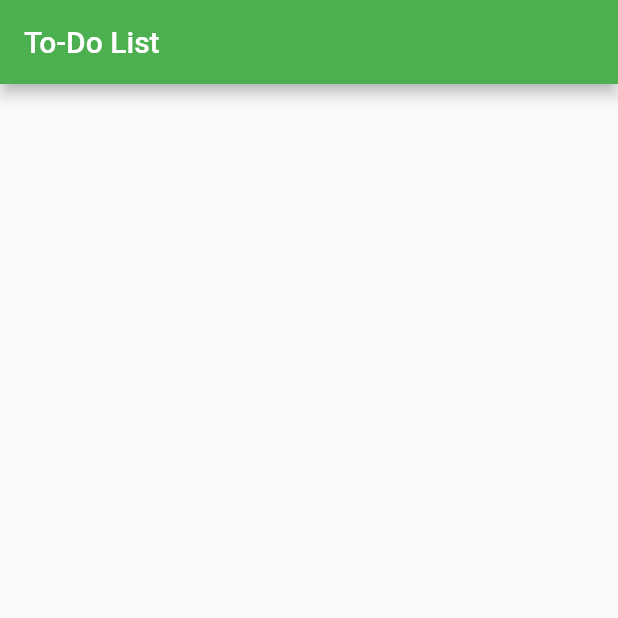
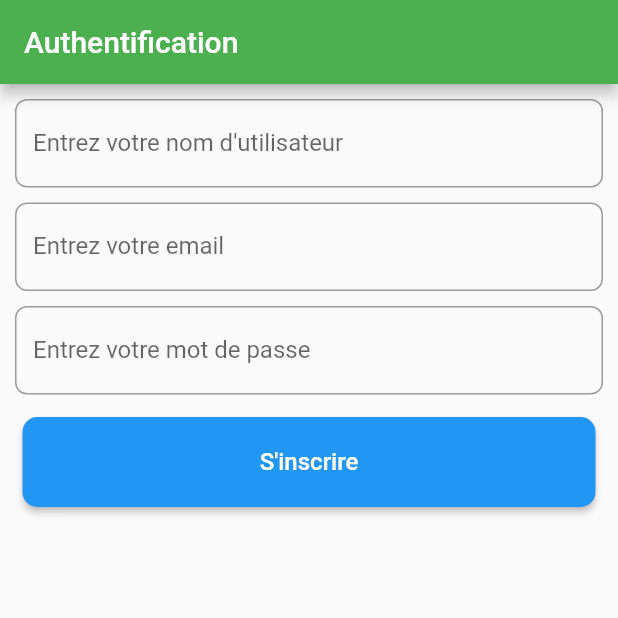
Before and after one commit to Archi398/efrei-projet-web, a Flutter app: the screen it shows after launch, on a phone screen of 412 x 824 dp, the top half of it. Run offline on Flutter 3.47's test engine with Material 2 defaults, Android fonts, the phone set to English and light mode, and no system bars; our stand-ins replace google_fonts.

Commit message:
design formulaire authentification

```diff
--- a/mobile/lib/auth/authform.dart
+++ b/mobile/lib/auth/authform.dart
@@ -0,0 +1,118 @@
+import 'package:flutter/material.dart';
+import 'package:google_fonts/google_fonts.dart';
+
+class AuthForm extends StatefulWidget {
+  @override
+  _AuthFormState createState() => _AuthFormState();
+}
+
+class _AuthFormState extends State<AuthForm> {
+  final _AuthFormKey = GlobalKey<FormState>();
+  var _email = "";
+  var _password = "";
+  var _username = "";
+  bool isLoggedIn = false;
+
+  @override
+  Widget build(BuildContext context) {
+    return Container(
+      height: MediaQuery.of(context).size.height,
+      width: MediaQuery.of(context).size.width,
+      child: ListView(children: [
+        Container(
+          padding: EdgeInsets.only(left:10, right:10, top:10),
+          child: Form(
+            key: _AuthFormKey,
+            child: Column(
+              mainAxisAlignment: MainAxisAlignment.center,
+              children: [
+                if(!isLoggedIn)
+                  TextFormField(
+                    keyboardType: TextInputType.emailAddress,
+                    key: ValueKey('username'),
+                    validator: (value){
+                      if (value!.isEmpty){
+                        return "Nom d'utilisateur incorrect, veuillez réessayer.";
+                      }
+                      return null;
+                    },
+                    onSaved: (value){
+                      if(value != null) {
+                        _username = value;
+                      }
+                    },
+                    decoration: InputDecoration(
+                        border: OutlineInputBorder(
+                            borderRadius: new BorderRadius.circular(8.0),
+                            borderSide: new BorderSide()),
+                        labelText: "Entrez votre nom d'utilisateur",
+                        labelStyle: GoogleFonts.roboto()),
+                  ),
+                  SizedBox(height:10),
+                TextFormField(
+                  keyboardType: TextInputType.emailAddress,
+                  key: ValueKey('email'),
+                  validator: (value){
+                    if (value!.isEmpty || !value!.contains('@')){
+                      return "Email incorrect, veuillez réessayer.";
+                    }
+                    return null;
+                  },
+                  onSaved: (value){
+                    if(value != null) {
+                      _email = value;
+                    }
+                  },
+                  decoration: InputDecoration(
+                    border: OutlineInputBorder(
+                      borderRadius: new BorderRadius.circular(8.0),
+                      borderSide: new BorderSide()),
+                    labelText: "Entrez votre email",
+                    labelStyle: GoogleFonts.roboto()),
+                ),
+                SizedBox(height:10),
+                TextFormField(
+                  keyboardType: TextInputType.emailAddress,
+                  key: ValueKey('password'),
+                  validator: (value){
+                    if (value!.isEmpty){
+                      return "Mot de passe incorrect, veuillez réessayer.";
+                    }
+                    return null;
+                  },
+                  onSaved: (value){
+                    if(value != null) {
+                      _password = value;
+                    }
+                  },
+                  decoration: InputDecoration(
+                      border: OutlineInputBorder(
+                          borderRadius: new BorderRadius.circular(8.0),
+                          borderSide: new BorderSide()),
+                      labelText: "Entrez votre mot de passe",
+                      labelStyle: GoogleFonts.roboto()),
+                ),
+                SizedBox(height: 10),
+                Container(
+                  padding: EdgeInsets.all(5),
+                  width: double.infinity,
+                  height: 70,
+                  child: ElevatedButton(
+                    style: ButtonStyle(
+                      shape: MaterialStateProperty.all<RoundedRectangleBorder>(RoundedRectangleBorder(borderRadius: BorderRadius.circular(10),),),
+                      backgroundColor: MaterialStateProperty.all(Theme.of(context).primaryColor),
+                    ),
+                    onPressed: () {
+                      // Votre code ici
+                    },
+                    child: isLoggedIn ? Text("Se connecter", style:GoogleFonts.roboto(fontSize: 16)) : Text("S'inscrire", style:GoogleFonts.roboto(fontSize: 16)),
+                  ),
+                )
+              ],
+            ),
+          )
+        )
+      ],)
+    );
+  }
+}
--- a/mobile/lib/auth/authscreen.dart
+++ b/mobile/lib/auth/authscreen.dart
@@ -0,0 +1,17 @@
+import 'package:flutter/material.dart';
+import 'package:mobile/auth/authform.dart';
+
+class AuthScreen extends StatefulWidget {
+  @override
+  _AuthScreenState createState() => _AuthScreenState();
+}
+
+class _AuthScreenState extends State<AuthScreen> {
+  @override
+  Widget build(BuildContext context) {
+    return Scaffold(
+      appBar: AppBar(title: Text('Authentification')),
+      body: AuthForm()
+    );
+  }
+}
--- a/mobile/lib/main.dart
+++ b/mobile/lib/main.dart
@@ -1,4 +1,5 @@
 import 'package:flutter/material.dart';
+import 'package:mobile/auth/authscreen.dart';
 import 'package:mobile/screens/homepage.dart';
 
 void main() => runApp(ToDoList());
@@ -7,7 +8,7 @@ class ToDoList extends StatelessWidget {
   @override
   Widget build(BuildContext context) {
     return MaterialApp(
-      home: Homepage(),
+      home: AuthScreen(),
       debugShowCheckedModeBanner: false,
       theme: ThemeData(
         //brightness: Brightness.dark,
```
